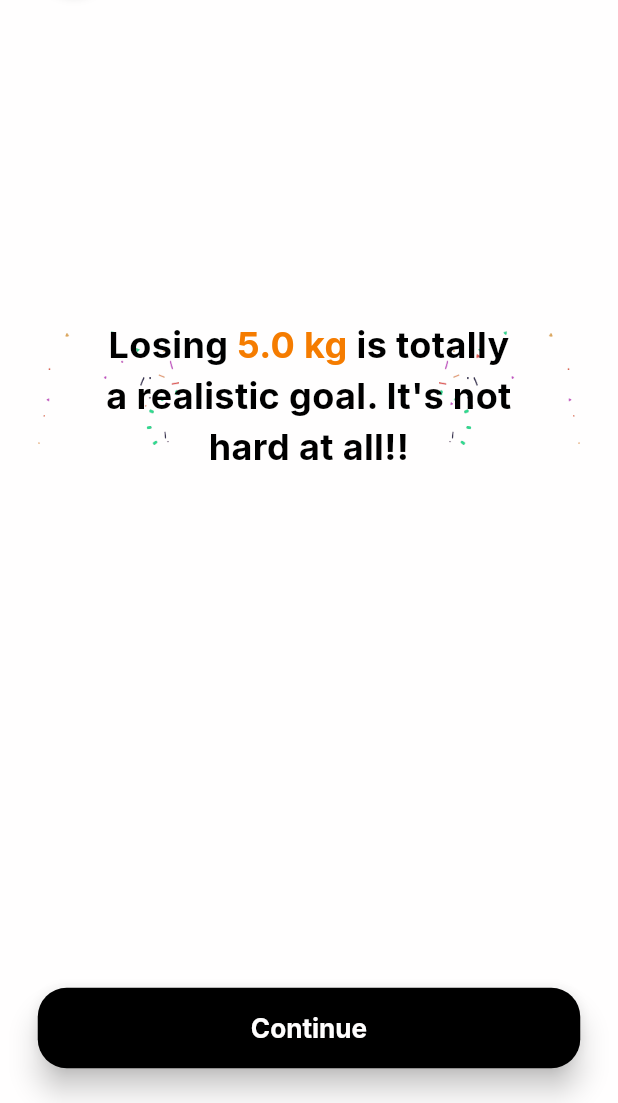
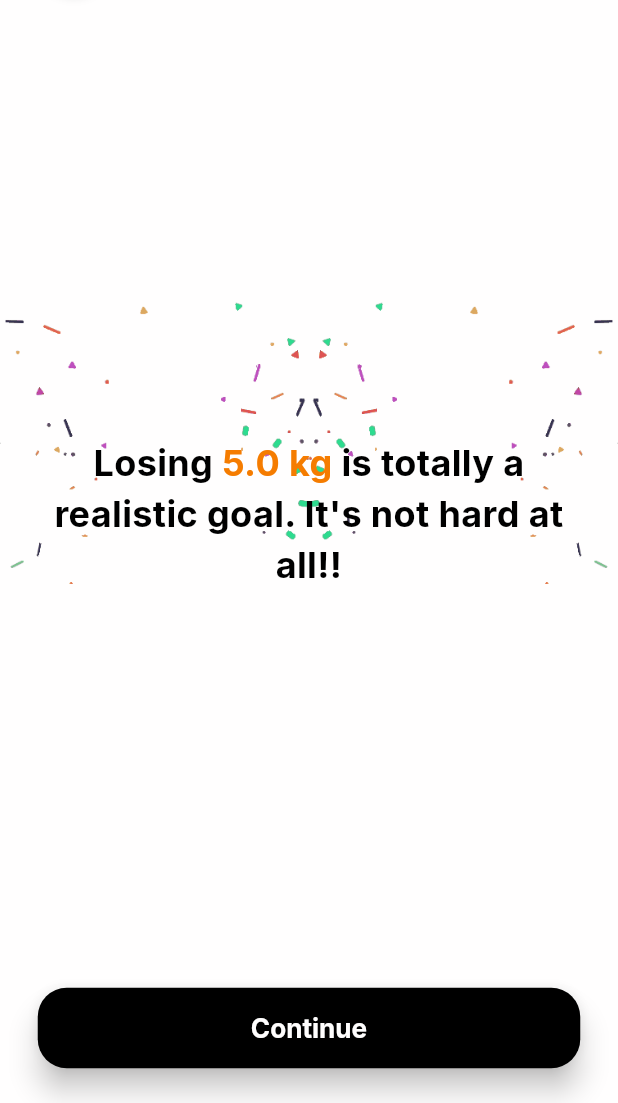
Before and after one commit to AAAxis/calories_tracker, a Flutter app: the WizardMotivationAchiement screen opened by its route, on a phone screen of 412 x 824 dp, the part 133-1236 px from its top. Run offline on Flutter 3.47's test engine with Material 3 defaults, Android fonts, the phone set to English and light mode, and no system bars; our stand-ins replace cloud_firestore, curved_navigation_bar, device_info_plus, dotted_border, easy_localization, firebase_auth and 14 more; missing offline and left inert: health, purchases_flutter; accounts and stored records are empty; project files that could hold a hidden picture were left out.

Commit message:
update 15_wizard - party

```diff
--- a/lib/core/routing/router.dart
+++ b/lib/core/routing/router.dart
@@ -165,7 +165,7 @@ class AppRouter {
       GoRoute(
         path: AppRoutes.wizard8,
         name: 'wizard8',
-        builder: (context, state) => const WizardMotivationAchiement(),
+        builder: (context, state) => const WizardMotivationAchiement(isGain: false,),
       ),
       GoRoute(
         path: AppRoutes.wizard9,
--- a/lib/features/pages/wizard/9_wizard_motivation_acheivement.dart
+++ b/lib/features/pages/wizard/9_wizard_motivation_acheivement.dart
@@ -5,57 +5,48 @@ import '../../../core/constants/app_animations.dart';
 import '../../../core/constants/constants.dart';
 import '../../../core/custom_widgets/wizard_button.dart';
 import '../../../core/theme/app_text_styles.dart';
+import '../../../core/utils/haptics.dart';
 import '../../providers/wizard_provider.dart';
 import 'package:provider/provider.dart';
 import '../../../../core/constants/app_icons.dart';
 import 'package:easy_localization/easy_localization.dart';
 import 'package:flutter/services.dart';
-import '../../../core/utils/haptics.dart';
-
-// Constants
-const TextStyle kTitleTextStyle = TextStyle(
-  fontSize: 24,
-  fontWeight: FontWeight.bold,
-);
 
 class WizardMotivationAchiement extends StatelessWidget {
-  const WizardMotivationAchiement({super.key});
+  final bool isGain;
+
+  const WizardMotivationAchiement({
+    super.key,
+    required this.isGain,
+  });
 
   @override
   Widget build(BuildContext context) {
     final colorScheme = Theme.of(context).colorScheme;
 
-    return FutureBuilder<Map<String, dynamic>>(
-      future: _calculateWeightDifferenceAndIsGain(),
+    return FutureBuilder<double>(
+      future: _calculateWeightDifference(),
       builder: (context, snapshot) {
-        final weightDifference = snapshot.data?['weightDifference'] ?? 0.0;
-        final isGain = snapshot.data?['isGain'] ?? false;
-        return _buildContent(context, colorScheme, weightDifference, isGain);
+        final weightDifference = snapshot.data ?? 0.0;
+
+        return _buildContent(context, colorScheme, weightDifference);
       },
     );
   }
 
-  Future<Map<String, dynamic>> _calculateWeightDifferenceAndIsGain() async {
+  Future<double> _calculateWeightDifference() async {
     final prefs = await SharedPreferences.getInstance();
     final currentWeight = prefs.getDouble('wizard_weight') ?? 70.0;
     final targetWeight = prefs.getDouble('wizard_target_weight') ?? 65.0;
-    final diff = targetWeight - currentWeight;
-    return {
-      'weightDifference': diff.abs(),
-      'isGain': diff > 0,
-    };
+    return (targetWeight - currentWeight).abs();
   }
 
-  Widget _buildContent(BuildContext context, ColorScheme colorScheme, double weightDifference, bool isGain) {
+  Widget _buildContent(BuildContext context, ColorScheme colorScheme, double weightDifference) {
     final isRtl = Localizations.localeOf(context).languageCode == 'he';
-
     return Scaffold(
-      backgroundColor: colorScheme.surface,
       body: SafeArea(
         child: Stack(
           children: [
-
-            /// Main Content
             Column(
               crossAxisAlignment: CrossAxisAlignment.stretch,
               children: [
@@ -109,47 +100,48 @@ class WizardMotivationAchiement extends StatelessWidget {
                   ),
                 ),
                 Expanded(
-                  child: SingleChildScrollView(
-                    padding: EdgeInsets.only(bottom: 120.h),
-                    child: Padding(
-                      padding: EdgeInsets.symmetric(horizontal: 24.w),
-                      child: Column(
-                        crossAxisAlignment: CrossAxisAlignment.center,
+                  child: Stack(
                     children: [
-                          SizedBox(height: Constants.beforeIcon),
-                          SizedBox(height: 200.h), // Fixed spacing instead of Spacer
-                          Stack(
-                            alignment: Alignment.center,
-                            children: [
-                              // Background images (larger and positioned over text)
+                      /// Left-side party popper GIF
                       Positioned(
-                                left: -30.w,
+                        left: -10.w,
+                        top: 200.h,
+                        child: RepaintBoundary(
                           child: Image.asset(
                             AppAnimations.goal,
-                                  width: 120.w,
-                                  height: 120.h,
+                            width: 250.w,
                             fit: BoxFit.contain,
                             gaplessPlayback: true,
                           ),
                         ),
+                      ),
+                      /// Right-side party popper GIF (mirrored)
                       Positioned(
-                                right: -30.w,
+                        right: -10.w,
+                        top: 200.h,
+                        child: RepaintBoundary(
                           child: Transform(
                             alignment: Alignment.center,
                             transform: Matrix4.rotationY(3.14159),
                             child: Image.asset(
                               AppAnimations.goal,
-                                    width: 120.w,
-                                    height: 120.h,
+                              width: 250.w,
                               fit: BoxFit.contain,
                               gaplessPlayback: true,
                             ),
                           ),
                         ),
-                              // Text content (centered and overlaid)
+                      ),
+                      /// Main Content
                       Padding(
-                                padding: EdgeInsets.symmetric(horizontal: 40.w),
-                                child: Text.rich(
+                        padding: EdgeInsets.symmetric(horizontal: 24.w),
+                        child: Column(
+                          children: [
+                            SizedBox(height: Constants.beforeIcon),
+
+                            SizedBox(height: Constants.afterIcon),
+                            const Spacer(),
+                            Text.rich(
                               TextSpan(
                                 children: [
                                   TextSpan(
@@ -157,7 +149,6 @@ class WizardMotivationAchiement extends StatelessWidget {
                                     style: AppTextStyles.headingMedium.copyWith(
                                       color: colorScheme.onSurface,
                                       fontWeight: FontWeight.bold,
-                                          fontSize: kTitleTextStyle.fontSize,
                                     ),
                                   ),
                                   TextSpan(
@@ -165,7 +156,6 @@ class WizardMotivationAchiement extends StatelessWidget {
                                     style: AppTextStyles.headingMedium.copyWith(
                                       color: Colors.orange[700],
                                       fontWeight: FontWeight.bold,
-                                          fontSize: kTitleTextStyle.fontSize,
                                     ),
                                   ),
                                   TextSpan(
@@ -175,25 +165,22 @@ class WizardMotivationAchiement extends StatelessWidget {
                                     style: AppTextStyles.headingMedium.copyWith(
                                       color: colorScheme.onSurface,
                                       fontWeight: FontWeight.bold,
-                                          fontSize: kTitleTextStyle.fontSize,
                                     ),
                                   ),
                                 ],
                               ),
                               textAlign: TextAlign.center,
                             ),
-                              ),
+                            const Spacer(),
+                            SizedBox(height: 24.h),
                           ],
-                          ),
-                          SizedBox(height: 100.h), // Fixed spacing instead of Spacer
-                        ],
-                      ),
-                    ),
                         ),
                       ),
                     ],
                   ),
-
+                ),
+              ],
+            ),
           ],
         ),
       ),
@@ -205,6 +192,7 @@ class WizardMotivationAchiement extends StatelessWidget {
             AppHaptics.continue_vibrate();
             Provider.of<WizardProvider>(context, listen: false).nextPage();
           },
+          isEnabled: true,
           padding: EdgeInsets.symmetric(vertical: 16.h, horizontal: 24.w),
         ),
       ),
--- a/lib/features/pages/wizard/wizard_pager.dart
+++ b/lib/features/pages/wizard/wizard_pager.dart
@@ -38,7 +38,7 @@ class WizardPager extends StatelessWidget {
       const WizardGoalType(),
       const WizardDietType(),
       const WizardDreamWeight(),
-      const WizardMotivationAchiement(),
+      const WizardMotivationAchiement(isGain: false,),
       const WizardWorkout(),
       const WizardHowFast(),
       const WizardLoadingPage(),
--- a/pubspec.yaml
+++ b/pubspec.yaml
@@ -68,6 +68,7 @@ dependencies:
   uuid: ^4.5.1
   flutter_image_compress: ^2.1.0
   health: ^13.1.1
+  # vibration: ^1.9.0
 
 dev_dependencies:
   build_runner: null
```
Also changed, not shown: lib/core/utils/haptics.dart (+18 -0 lines). Lines whose indentation alone changed are shown as unchanged.
